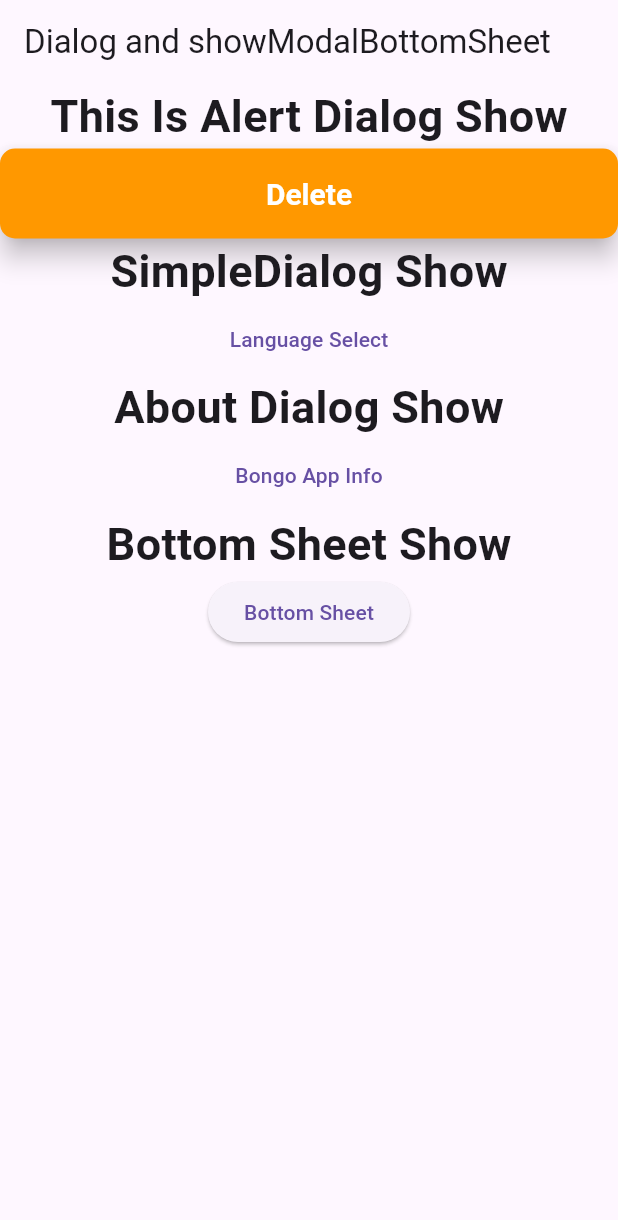
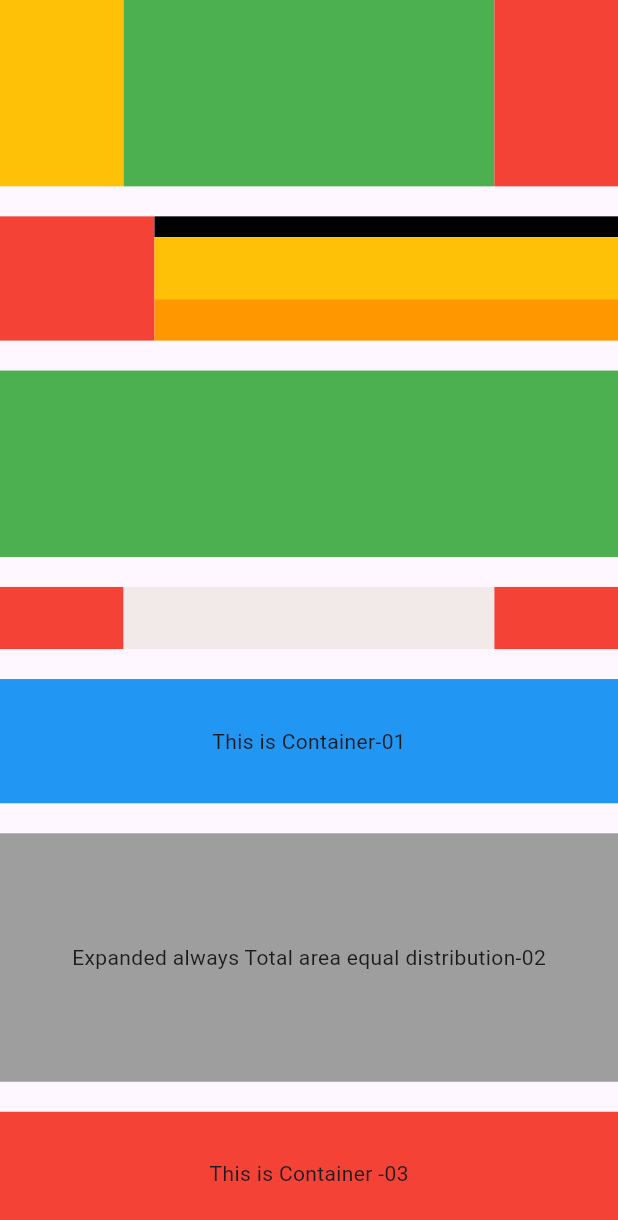
Before and after one commit to bongodevops/Flutter_Custom_Widgets, a Flutter app: the screen it shows after launch, on a phone screen of 412 x 824 dp. Shown: the top 1220 px of the screen. Run offline on Flutter 3.47's test engine with Material 3 defaults, Android fonts, the phone set to English and light mode, and no system bars.

Commit message:
11-Expanded_Flex

```diff
--- a/lib/main.dart
+++ b/lib/main.dart
@@ -1,173 +1,104 @@
 import 'package:flutter/material.dart';
 
 main() {
-  runApp(const MyApp());
+  runApp(const MyApp()); // Application
 }
 
-class MyApp extends StatefulWidget {
+class MyApp extends StatelessWidget {
   const MyApp({super.key});
 
   @override
-  State<MyApp> createState() => _MyAppState();
-}
-
-class _MyAppState extends State<MyApp> {
-  @override
   Widget build(BuildContext context) {
-    return const MaterialApp(home: HomeScreen());
+    return const MaterialApp(home: HomeActivity());
   }
 }
 
-class HomeScreen extends StatefulWidget {
-  const HomeScreen({super.key});
+class HomeActivity extends StatelessWidget {
+  const HomeActivity({super.key});
 
-  @override
-  State<HomeScreen> createState() => _HomeScreenState();
-}
-
-class _HomeScreenState extends State<HomeScreen> {
   @override
   Widget build(BuildContext context) {
     return Scaffold(
-      appBar: AppBar(title: const Text("Dialog and showModalBottomSheet")),
       body: Column(
+        mainAxisAlignment: MainAxisAlignment.center,
+        crossAxisAlignment: CrossAxisAlignment.center,
         children: [
-          ///===================================================================
-          const Text(
-            "This Is Alert Dialog Show",
-            style: TextStyle(fontSize: 30, fontWeight: FontWeight.bold),
+          Expanded(
+            flex: 3,
+            child: Row(
+              children: [
+                Expanded(flex: 1, child: Container(color: Colors.amber)),
+                Expanded(flex: 3, child: Container(color: Colors.green)),
+                Expanded(flex: 1, child: Container(color: Colors.red)),
+              ],
+            ),
           ),
-          SizedBox(
-            width: double.infinity,
-            height: 60.00,
-            child: ElevatedButton(
-              style: ElevatedButton.styleFrom(
-                elevation: 7.0,
-                backgroundColor: Colors.orange,
-                foregroundColor: Colors.white,
-                textStyle: const TextStyle(
-                  fontSize: 20.00,
-                  fontWeight: FontWeight.bold,
+          const SizedBox(height: 20),
+          Expanded(
+            flex: 2,
+            child: Row(
+              children: [
+                Expanded(flex: 1, child: Container(color: Colors.red)),
+                Expanded(
+                  flex: 3,
+                  child: Column(
+                    children: [
+                      Expanded(flex: 1, child: Container(color: Colors.black)),
+                      Expanded(flex: 3, child: Container(color: Colors.amber)),
+                      Expanded(flex: 2, child: Container(color: Colors.orange)),
+                    ],
+                  ),
                 ),
-                shape: RoundedRectangleBorder(
-                  borderRadius: BorderRadius.circular(10.00),
+              ],
+            ),
+          ),
+          const SizedBox(height: 20),
+          Expanded(flex: 3, child: Container(color: Colors.green)),
+          const SizedBox(height: 20),
+          Expanded(
+            flex: 1,
+            child: Row(
+              children: [
+                Expanded(child: Container(color: Colors.red)),
+                Expanded(
+                  flex: 3,
+                  child: Container(color: const Color(0xfff1eae9)),
                 ),
+                Expanded(child: Container(color: Colors.red)),
+              ],
+            ),
+          ),
+          const SizedBox(height: 20),
+          Expanded(
+            flex: 2,
+            child: Container(
+              height: 300,
+              color: Colors.blue,
+              alignment: Alignment.center,
+              child: const Text("This is Container-01"),
+            ),
+          ),
+          const SizedBox(height: 20),
+          Expanded(
+            flex: 4,
+            child: Container(
+              height: 300,
+              color: Colors.grey,
+              alignment: Alignment.center,
+              child: const Text(
+                "Expanded always Total area equal distribution-02",
               ),
-
-              onPressed: () {
-                /// showDialog code start
-                showDialog(
-                  context: context,
-                  builder: (BuildContext context) {
-                    return AlertDialog(
-                      title: const Text("Delete"),
-                      content: const Text("Do You Want To Close Your App"),
-                      actions: [
-                        TextButton(
-                          onPressed: () {
-                            Navigator.of(context).pop();
-                          },
-                          child: const Text("No"),
-                        ),
-                        TextButton(onPressed: () {}, child: const Text("Yes")),
-                      ],
-                    );
-                  },
-                );
-              },
-
-              child: const Text("Delete"),
             ),
-
-            /// showDialog code end
           ),
-
-          ///=====================================================================
-          const Text(
-            "SimpleDialog Show",
-            style: TextStyle(fontSize: 30, fontWeight: FontWeight.bold),
-          ),
-
-          TextButton(
-            onPressed: () {
-              showDialog(
-                context: context,
-                builder: (BuildContext context) {
-                  return SimpleDialog(
-                    title: const Text("ভাষা নির্বাচন করুন"),
-                    children: [
-                      SimpleDialogOption(
-                        onPressed: () {
-                          // বাংলা নির্বাচন
-                        },
-                        child: const Text("বাংলা"),
-                      ),
-                      SimpleDialogOption(
-                        onPressed: () {
-                          // ইংরেজি নির্বাচন
-                        },
-                        child: const Text("ইংরেজি"),
-                      ),
-                    ],
-                  );
-                },
-              );
-            },
-            child: const Text("Language Select"),
-          ),
-          ////====================================================================
-          const Text(
-            "About Dialog Show",
-            style: TextStyle(fontSize: 30, fontWeight: FontWeight.bold),
-          ),
-          TextButton(
-            onPressed: () {
-              showAboutDialog(
-                context: context,
-                applicationName: "Bongo App",
-                applicationVersion: "1.0.0",
-                applicationLegalese: "© 2025 Bongo DevOps",
-              );
-            },
-            child: const Text("Bongo App Info"),
-          ),
-
-          ///=======================================================
-          const Text(
-            "Bottom Sheet Show",
-            style: TextStyle(fontSize: 30, fontWeight: FontWeight.bold),
-          ),
-
-          ElevatedButton(
-            onPressed: () {
-              showModalBottomSheet(
-                isDismissible: false,
-                barrierColor: Colors.orange.shade300,
-                backgroundColor: Colors.yellowAccent,
-                context: context,
-                builder: (BuildContext context) {
-                  return Container(
-                    height: 200,
-                    padding: EdgeInsets.all(20),
-                    child: Container(
-                      width: double.infinity,
-                      child: Column(
-                        children: [
-                          Text("নিচের ডায়ালগ"),
-                          ElevatedButton(
-                            onPressed: () {
-                              Navigator.pop(context);
-                            },
-                            child: Text("বন্ধ করুন"),
-                          ),
-                        ],
-                      ),
-                    ),
-                  );
-                },
-              );
-            },
-            child: const Text("Bottom Sheet"),
+          const SizedBox(height: 20),
+          Expanded(
+            flex: 2,
+            child: Container(
+              height: 300,
+              color: Colors.red,
+              alignment: Alignment.center,
+              child: const Text("This is Container -03"),
+            ),
           ),
         ],
       ),
```
